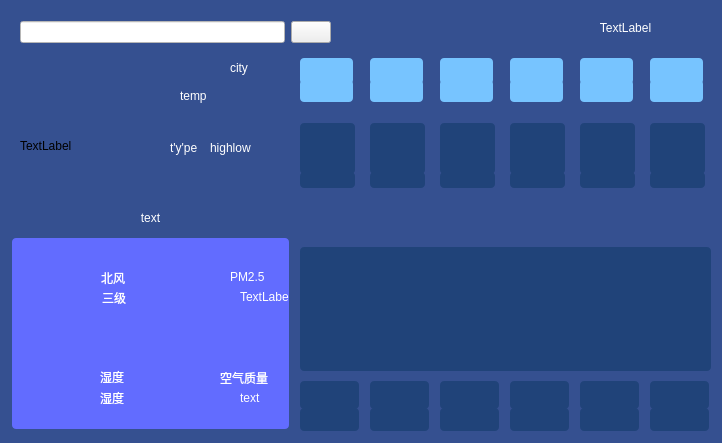
Puppy0325/CppHwRepo, file mainwindow.ui: the form before one commit.
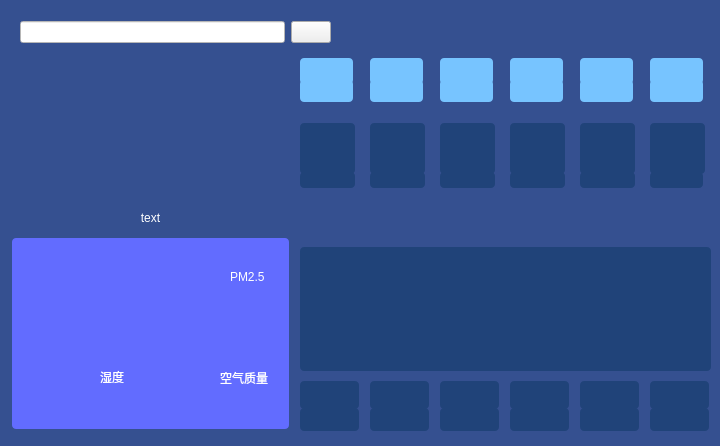
The form after the commit. Icons and pictures are not drawn.

```diff
--- a/mainwindow.ui
+++ b/mainwindow.ui
@@ -6,8 +6,8 @@
    <rect>
     <x>0</x>
     <y>0</y>
-    <width>722</width>
-    <height>443</height>
+    <width>720</width>
+    <height>446</height>
    </rect>
   </property>
   <property name="windowTitle">
@@ -42,7 +42,7 @@
      <string notr="true">color: rgb(255,255,255);</string>
     </property>
     <property name="text">
-     <string>text</string>
+     <string/>
     </property>
    </widget>
    <widget class="QLabel" name="lblFx">
@@ -58,7 +58,7 @@
      <string notr="true">color: rgb(255,255,255);</string>
     </property>
     <property name="text">
-     <string>北风</string>
+     <string/>
     </property>
    </widget>
    <widget class="QLabel" name="lblcity">
@@ -74,7 +74,7 @@
      <string notr="true">color: rgb(255,255,255);</string>
     </property>
     <property name="text">
-     <string>city</string>
+     <string/>
     </property>
    </widget>
    <widget class="QLabel" name="lblshidu">
@@ -90,7 +90,7 @@
      <string notr="true">color: rgb(255,255,255);</string>
     </property>
     <property name="text">
-     <string>湿度</string>
+     <string/>
     </property>
    </widget>
    <widget class="QLabel" name="lblHighCurve">
@@ -441,7 +441,7 @@
      <rect>
       <x>650</x>
       <y>172</y>
-      <width>55</width>
+      <width>53</width>
       <height>16</height>
      </rect>
     </property>
@@ -680,7 +680,7 @@
 AlignHCenter;</string>
     </property>
     <property name="text">
-     <string>TextLabel</string>
+     <string/>
     </property>
     <property name="alignment">
      <set>Qt::AlignCenter</set>
@@ -699,7 +699,7 @@
      <string notr="true">color: rgb(255,255,255);</string>
     </property>
     <property name="text">
-     <string>temp</string>
+     <string/>
     </property>
    </widget>
    <widget class="QLabel" name="lbltype">
@@ -715,7 +715,7 @@
      <string notr="true">color: rgb(255,255,255);</string>
     </property>
     <property name="text">
-     <string>t'y'pe</string>
+     <string/>
     </property>
    </widget>
    <widget class="QLabel" name="lbllowhigh">
@@ -731,7 +731,7 @@
      <string notr="true">color: rgb(255,255,255);</string>
     </property>
     <property name="text">
-     <string>highlow</string>
+     <string/>
     </property>
    </widget>
    <widget class="QLabel" name="lblganmao">
@@ -766,7 +766,7 @@
      <string notr="true">color: rgb(255,255,255);</string>
     </property>
     <property name="text">
-     <string>三级</string>
+     <string/>
     </property>
    </widget>
    <widget class="QLabel" name="lblLowCurve">
@@ -820,7 +820,7 @@
    <widget class="QLabel" name="pm25png">
     <property name="geometry">
      <rect>
-      <x>35</x>
+      <x>40</x>
       <y>150</y>
       <width>301</width>
       <height>281</height>
@@ -862,7 +862,7 @@
      <string notr="true">color:rgb(255,255,255)</string>
     </property>
     <property name="text">
-     <string>TextLabel</string>
+     <string/>
     </property>
    </widget>
    <widget class="QLabel" name="label_5">
@@ -942,7 +942,7 @@
      <string notr="true"/>
     </property>
     <property name="text">
-     <string>TextLabel</string>
+     <string/>
     </property>
    </widget>
    <widget class="QWidget" name="layoutWidget">
```
Left out of the diff: 6 changed lines with no effect on the pictures.
